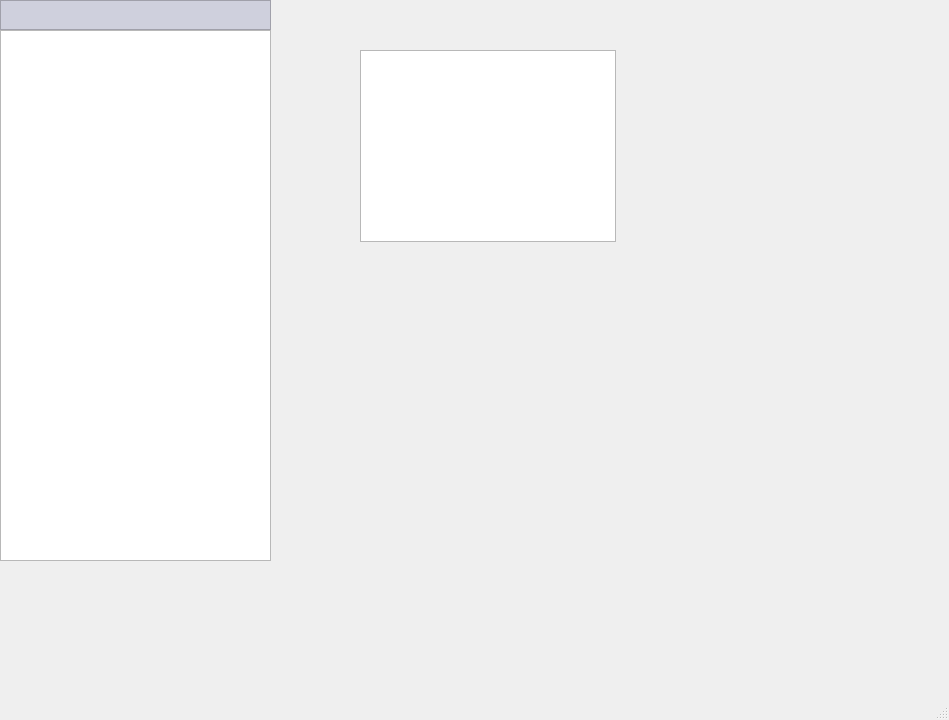
Old version of the form baseMainWindow.ui in the repository Thy-Vipe/NodeProcess.
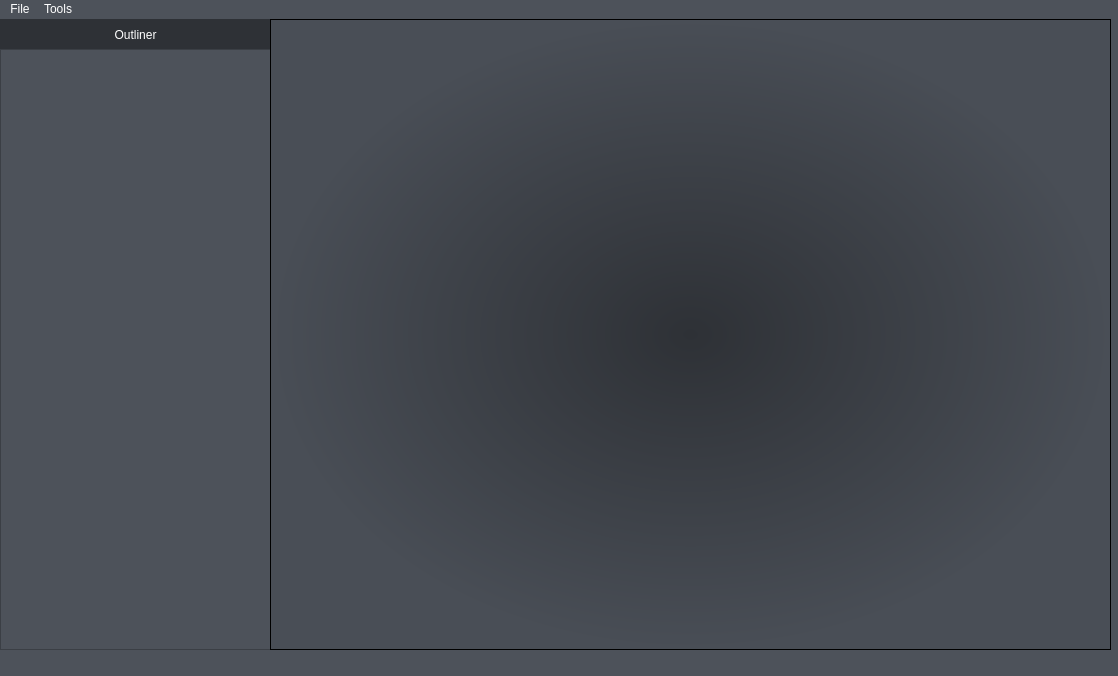
New version of the form.

```diff
--- a/baseMainWindow.ui
+++ b/baseMainWindow.ui
@@ -6,13 +6,48 @@
    <rect>
     <x>0</x>
     <y>0</y>
-    <width>949</width>
-    <height>720</height>
+    <width>1118</width>
+    <height>676</height>
    </rect>
   </property>
   <property name="windowTitle">
    <string>MainWindow</string>
   </property>
+  <property name="autoFillBackground">
+   <bool>false</bool>
+  </property>
+  <property name="styleSheet">
+   <string notr="true">QMainWindow {
+	background-color: rgb(77, 82, 90);
+	border: 1px solid black;
+}
+QMainWindow::separator {
+    background: blue;
+    width: 10px;
+    height: 10px; 
+}
+QWidget {
+	background-color: rgb(77, 82, 90);
+}
+QLabel {
+	font: 10pt &quot;MS Shell Dlg 2&quot;;
+	color: #fff;
+}
+QMenuBar {
+	color: #fff
+}
+
+</string>
+  </property>
+  <property name="documentMode">
+   <bool>false</bool>
+  </property>
+  <property name="dockNestingEnabled">
+   <bool>false</bool>
+  </property>
+  <property name="unifiedTitleAndToolBarOnMac">
+   <bool>false</bool>
+  </property>
   <widget class="QWidget" name="centralwidget">
    <widget class="QWidget" name="widget" native="true">
     <property name="geometry">
@@ -20,7 +55,7 @@
       <x>0</x>
       <y>0</y>
       <width>271</width>
-      <height>571</height>
+      <height>641</height>
      </rect>
     </property>
     <widget class="QWidget" name="verticalLayoutWidget">
@@ -29,7 +64,7 @@
        <x>0</x>
        <y>0</y>
        <width>271</width>
-       <height>561</height>
+       <height>631</height>
       </rect>
      </property>
      <layout class="QVBoxLayout" name="verticalLayout">
@@ -60,7 +95,7 @@
          <bool>false</bool>
         </property>
         <property name="styleSheet">
-         <string notr="true">background-color:rgb(207, 208, 221)</string>
+         <string notr="true">background-color:rgb(46, 49, 54)</string>
         </property>
         <property name="frameShape">
          <enum>QFrame::StyledPanel</enum>
@@ -68,6 +103,46 @@
         <property name="frameShadow">
          <enum>QFrame::Raised</enum>
         </property>
+        <widget class="QWidget" name="horizontalLayoutWidget">
+         <property name="geometry">
+          <rect>
+           <x>0</x>
+           <y>0</y>
+           <width>271</width>
+           <height>31</height>
+          </rect>
+         </property>
+         <layout class="QHBoxLayout" name="OutlinerTopLayt">
+          <property name="sizeConstraint">
+           <enum>QLayout::SetDefaultConstraint</enum>
+          </property>
+          <item>
+           <widget class="QLabel" name="label">
+            <property name="sizePolicy">
+             <sizepolicy hsizetype="Expanding" vsizetype="Preferred">
+              <horstretch>0</horstretch>
+              <verstretch>0</verstretch>
+             </sizepolicy>
+            </property>
+            <property name="layoutDirection">
+             <enum>Qt::LeftToRight</enum>
+            </property>
+            <property name="autoFillBackground">
+             <bool>false</bool>
+            </property>
+            <property name="frameShape">
+             <enum>QFrame::NoFrame</enum>
+            </property>
+            <property name="text">
+             <string>Outliner</string>
+            </property>
+            <property name="alignment">
+             <set>Qt::AlignCenter</set>
+            </property>
+           </widget>
+          </item>
+         </layout>
+        </widget>
        </widget>
       </item>
       <item>
@@ -79,28 +154,49 @@
    <widget class="QGraphicsView" name="graphicsView">
     <property name="geometry">
      <rect>
-      <x>360</x>
-      <y>50</y>
-      <width>256</width>
-      <height>192</height>
+      <x>270</x>
+      <y>0</y>
+      <width>841</width>
+      <height>631</height>
      </rect>
     </property>
+    <property name="styleSheet">
+     <string notr="true">background-color: qradialgradient(spread:pad, cx:0.5, cy:0.5, radius:0.5, fx:0.5, fy:0.5, stop:0 rgba(46, 49, 54, 255), stop:1 rgb(73, 78, 86));</string>
+    </property>
+    <property name="frameShape">
+     <enum>QFrame::StyledPanel</enum>
+    </property>
+    <property name="frameShadow">
+     <enum>QFrame::Raised</enum>
+    </property>
    </widget>
   </widget>
+  <widget class="QStatusBar" name="statusbar">
+   <property name="enabled">
+    <bool>false</bool>
+   </property>
+  </widget>
   <widget class="QMenuBar" name="menubar">
    <property name="geometry">
     <rect>
      <x>0</x>
      <y>0</y>
-     <width>949</width>
+     <width>1118</width>
      <height>21</height>
     </rect>
    </property>
-  </widget>
-  <widget class="QStatusBar" name="statusbar">
-   <property name="enabled">
-    <bool>false</bool>
-   </property>
+   <widget class="QMenu" name="menuFIle">
+    <property name="title">
+     <string>File</string>
+    </property>
+   </widget>
+   <widget class="QMenu" name="menuTools">
+    <property name="title">
+     <string>Tools</string>
+    </property>
+   </widget>
+   <addaction name="menuFIle"/>
+   <addaction name="menuTools"/>
   </widget>
  </widget>
  <resources/>
```
